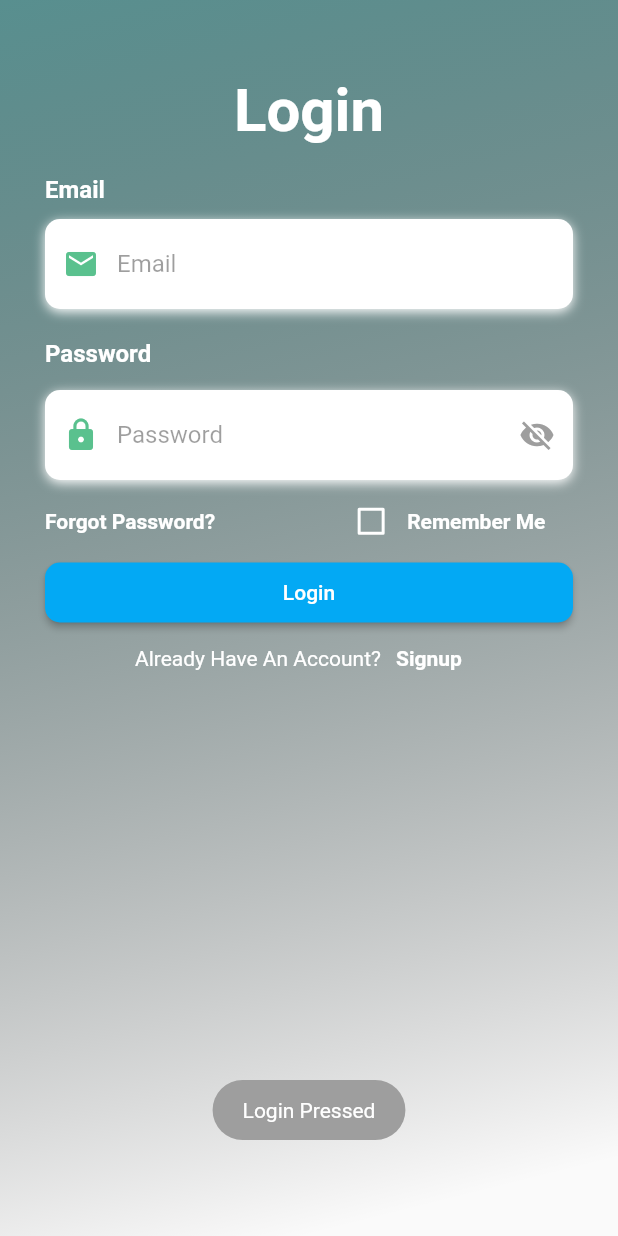
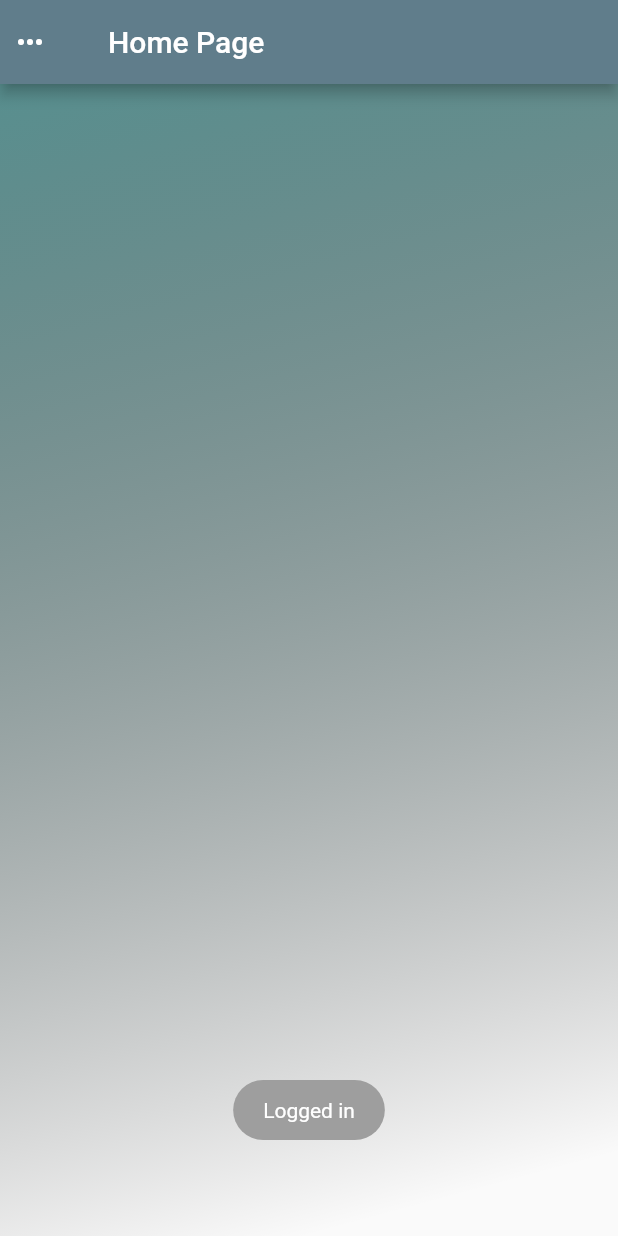
Before and after one commit to RealXSkull/Pc-Builder, a Flutter app: the screen it shows after launch, after a tap on "Login", on a phone screen of 412 x 824 dp. Run offline on Flutter 3.47's test engine with Material 2 defaults, Android fonts, the phone set to English and light mode, and no system bars; our stand-ins replace fluttertoast; Roboto replaces fonts that are missing (Times New Roman).

Commit message:
Created New Home page

```diff
--- a/lib/ForgetPassword.dart
+++ b/lib/ForgetPassword.dart
@@ -79,7 +79,7 @@ class RecoverPassword extends State<ForgetPassword> {
           title: Text('RECOVER PASSWORD'),
           backgroundColor: Colors.blueGrey,
           leading: IconButton(
-            icon: Icon(Icons.arrow_back),
+            icon: Icon(Icons.arrow_back_ios_new_rounded),
             onPressed: () => Navigator.pop(context, false),
           )),
       body: AnnotatedRegion<SystemUiOverlayStyle>(
--- a/lib/LoginScreen.dart
+++ b/lib/LoginScreen.dart
@@ -1,7 +1,8 @@
-// ignore_for_file: prefer_const_constructors, avoid_print, sized_box_for_whitespace, non_constant_identifier_names, file_names, library_private_types_in_public_api, use_key_in_widget_constructors
+// ignore_for_file: prefer_const_constructors, avoid_print, sized_box_for_whitespace, non_constant_identifier_names, file_names, library_private_types_in_public_api, use_key_in_widget_constructors, must_call_super
 // ignore_for_file: prefer_const_literals_to_create_immutables
 
 import 'package:fyp/ForgetPassword.dart';
+import 'package:fyp/MainMenu.dart';
 import 'package:fyp/Signup.dart';
 import 'package:fluttertoast/fluttertoast.dart';
 import 'package:flutter/material.dart';
@@ -17,7 +18,6 @@ class _LoginScreenState extends State<LoginScreen> {
   bool _passwordVisible = false;
   @override
   void initState() {
-    // TODO: implement initState
     _passwordVisible = false;
   }
 
@@ -132,7 +132,7 @@ class _LoginScreenState extends State<LoginScreen> {
             child: Text(
               'Forgot Password?',
               style: TextStyle(
-                color: Colors.white,
+                color: Colors.black,
                 fontWeight: FontWeight.bold,
               ),
             ),
@@ -141,25 +141,23 @@ class _LoginScreenState extends State<LoginScreen> {
             width: 80,
           ),
           Theme(
-            data: ThemeData(unselectedWidgetColor: Colors.white),
+            data: ThemeData(unselectedWidgetColor: Colors.black),
             child: Checkbox(
               //title: Text("Remember ME"),
 
               value: Rememberme,
               checkColor: Colors.green,
-              activeColor: Colors.white,
+              activeColor: Colors.black,
               onChanged: (value) {
                 setState(() {
                   Rememberme = value;
                 });
               },
-
-              // controlAffinity: ListTileControlAffinity.leading,
             ),
           ),
           const Text(
             'Remember Me',
-            style: TextStyle(color: Colors.white, fontWeight: FontWeight.bold),
+            style: TextStyle(color: Colors.black, fontWeight: FontWeight.bold),
           )
         ],
       ),
@@ -174,7 +172,7 @@ class _LoginScreenState extends State<LoginScreen> {
           children: <Widget>[
             Text(
               "Already Have An Account?",
-              style: TextStyle(color: Colors.white),
+              style: TextStyle(color: Colors.black),
             ),
             TextButton(
               onPressed: () {
@@ -184,7 +182,7 @@ class _LoginScreenState extends State<LoginScreen> {
               child: Text(
                 'Signup',
                 style: TextStyle(
-                  color: Colors.white,
+                  color: Colors.black,
                   fontWeight: FontWeight.bold,
                 ),
               ),
@@ -208,9 +206,11 @@ class _LoginScreenState extends State<LoginScreen> {
           child: Text('Login'),
           onPressed: () {
             Fluttertoast.showToast(
-                msg: "Login Pressed",
+                msg: "Logged in",
                 toastLength: Toast.LENGTH_SHORT,
                 backgroundColor: Colors.grey);
+            Navigator.push(
+                context, MaterialPageRoute(builder: (context) => MainMenu()));
           }),
     );
   }
--- /dev/null
+++ b/lib/MainMenu.dart
@@ -0,0 +1,61 @@
+// ignore_for_file: prefer_const_constructors, prefer_const_literals_to_create_immutables, file_names, prefer_final_fields, unnecessary_new, use_key_in_widget_constructors, avoid_print, non_constant_identifier_names, sized_box_for_whitespace, must_call_super, unnecessary_import
+
+import 'package:fyp/LoginScreen.dart';
+import 'package:fluttertoast/fluttertoast.dart';
+import 'package:flutter/material.dart';
+import 'package:flutter/services.dart';
+
+class MainMenu extends StatefulWidget {
+  const MainMenu({super.key});
+
+  @override
+  State<MainMenu> createState() => _MainMenuState();
+}
+
+class _MainMenuState extends State<MainMenu> {
+  @override
+  int maxLength = 11;
+  TextEditingController _controller = new TextEditingController();
+  String contactno = "";
+  bool obscureTextt = true;
+  bool _passwordVisible = false;
+  bool _passwordVisible2 = false;
+
+  @override
+  Widget build(BuildContext context) {
+    return Scaffold(
+      appBar: AppBar(
+          title: Text('Home Page'),
+          backgroundColor: Colors.blueGrey,
+          leading: IconButton(
+            icon: Icon(Icons.more_horiz_outlined),
+            alignment: Alignment.centerLeft,
+            onPressed: () => Navigator.pop(context, false),
+          )),
+      body: AnnotatedRegion<SystemUiOverlayStyle>(
+        value: SystemUiOverlayStyle.dark,
+        child: Stack(
+          children: <Widget>[
+            Container(
+              height: MediaQuery.of(context).size.height,
+              width: MediaQuery.of(context).size.width,
+              decoration: const BoxDecoration(
+                  gradient: LinearGradient(
+                      begin: Alignment.topLeft,
+                      end: Alignment.bottomCenter,
+                      colors: [Color(0xff588F8F), Color(0x00000000)])),
+              child: SingleChildScrollView(
+                physics: AlwaysScrollableScrollPhysics(),
+                padding: EdgeInsets.symmetric(horizontal: 30, vertical: 10),
+                child: Column(
+                  mainAxisAlignment: MainAxisAlignment.center,
+                  children: <Widget>[],
+                ),
+              ),
+            ),
+          ],
+        ),
+      ),
+    );
+  }
+}
--- a/lib/Signup.dart
+++ b/lib/Signup.dart
@@ -1,4 +1,4 @@
-// ignore_for_file: prefer_const_constructors, prefer_const_literals_to_create_immutables, file_names, prefer_final_fields, unnecessary_new, use_key_in_widget_constructors, avoid_print, non_constant_identifier_names, sized_box_for_whitespace
+// ignore_for_file: prefer_const_constructors, prefer_const_literals_to_create_immutables, file_names, prefer_final_fields, unnecessary_new, use_key_in_widget_constructors, avoid_print, non_constant_identifier_names, sized_box_for_whitespace, must_call_super
 
 import 'package:fyp/LoginScreen.dart';
 import 'package:fluttertoast/fluttertoast.dart';
@@ -159,7 +159,6 @@ class SignupArea extends State<Signup> {
   }
 
   Widget buildconfirmpassword() {
-    IconData iconchecker = Icons.lock;
     return Column(
       crossAxisAlignment: CrossAxisAlignment.start,
       children: <Widget>[
@@ -335,7 +334,7 @@ class SignupArea extends State<Signup> {
           title: Text('REGISTRATION'),
           backgroundColor: Colors.blueGrey,
           leading: IconButton(
-            icon: Icon(Icons.arrow_back),
+            icon: Icon(Icons.arrow_back_ios_new_rounded),
             onPressed: () => Navigator.pop(context, false),
           )),
       body: AnnotatedRegion<SystemUiOverlayStyle>(
@@ -343,8 +342,8 @@ class SignupArea extends State<Signup> {
         child: Stack(
           children: <Widget>[
             Container(
-              height: double.infinity,
-              width: double.infinity,
+              height: MediaQuery.of(context).size.height,
+              width: MediaQuery.of(context).size.width,
               decoration: const BoxDecoration(
                   gradient: LinearGradient(
                       begin: Alignment.topLeft,
@@ -381,7 +380,7 @@ class SignupArea extends State<Signup> {
                   ],
                 ),
               ),
-            )
+            ),
           ],
         ),
       ),
```
